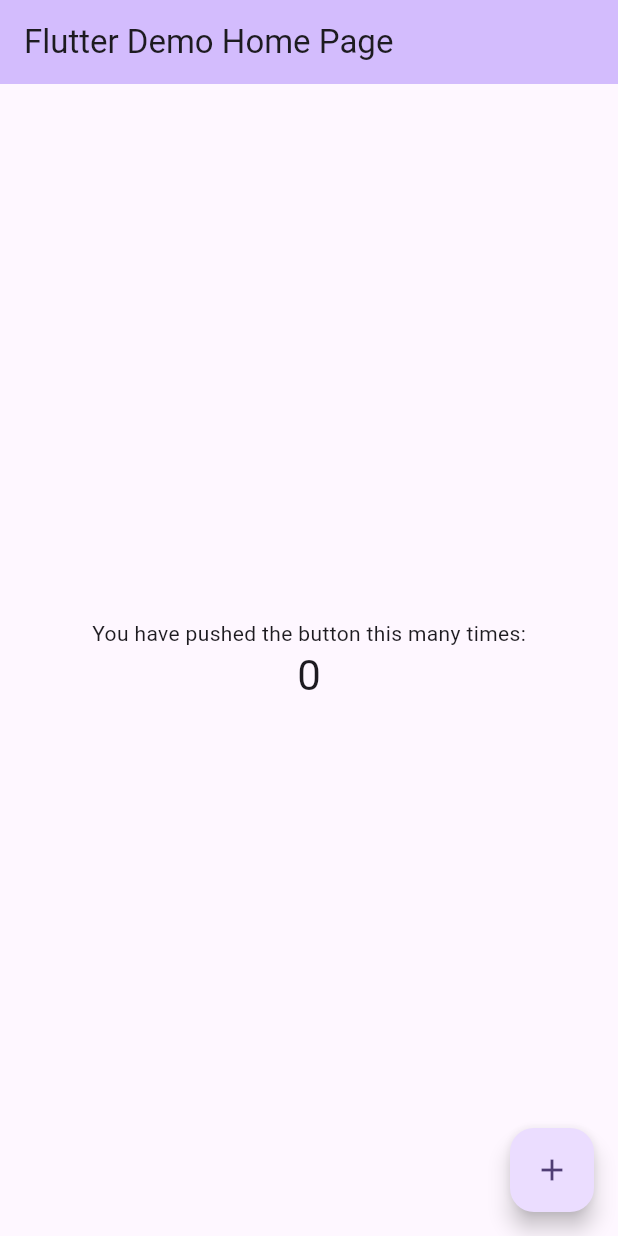
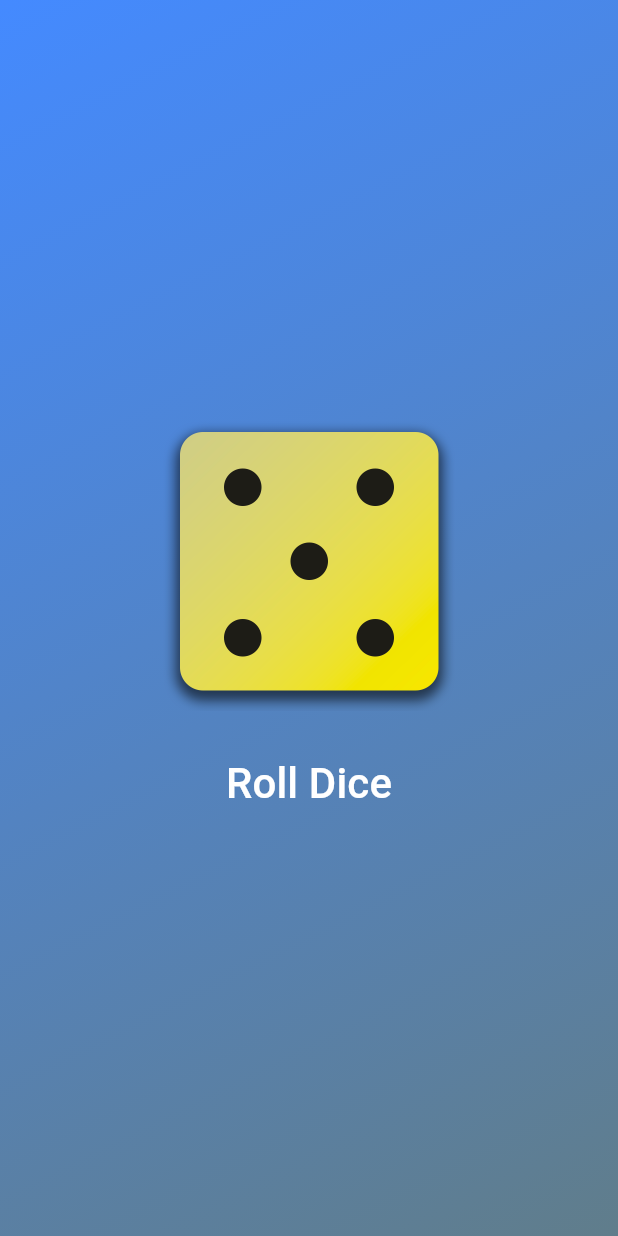
Before and after one commit to benyshad/Dice-Roll-Flutter-, a Flutter app: the screen it shows after launch, on a phone screen of 412 x 824 dp. Run offline on Flutter 3.47's test engine with Material 3 defaults, Android fonts, the phone set to English and light mode, and no system bars.

Commit message:
Generate random dice roll

```diff
--- /dev/null
+++ b/lib/dice_roller.dart
@@ -0,0 +1,40 @@
+import 'package:flutter/material.dart';
+import 'package:flutter_application_1/styled_text.dart';
+import 'dart:math';
+
+final randomizer = Random();
+
+class DiceRoller extends StatefulWidget {
+  const DiceRoller({super.key});
+
+  @override
+  State<DiceRoller> createState() {
+    return _DiceRollerState();
+  }
+}
+
+class _DiceRollerState extends State<DiceRoller> {
+  var currentRoll = randomizer.nextInt(6) + 1;
+  void rollDice() {
+    setState(() {
+      currentRoll = randomizer.nextInt(6) + 1;
+    });
+  }
+
+  @override
+  Widget build(context) {
+    return Column(
+      mainAxisSize: MainAxisSize.min,
+      children: [
+        Image.asset(
+          'assets/images/dice-$currentRoll.png',
+          width: 200,
+        ),
+        const SizedBox(
+          height: 20,
+        ),
+        TextButton(onPressed: rollDice, child: const StyledText("Roll Dice"))
+      ],
+    );
+  }
+}
--- /dev/null
+++ b/lib/gradient_container.dart
@@ -0,0 +1,27 @@
+import 'package:flutter/material.dart';
+import 'package:flutter_application_1/dice_roller.dart';
+
+class GradientContainer extends StatelessWidget {
+  const GradientContainer({super.key, required this.colors});
+  final List<Color> colors;
+
+  void rollDice() {
+    print("Diced Rolled");
+  }
+
+  @override
+  Widget build(context) {
+    return Container(
+      decoration: BoxDecoration(
+        gradient: LinearGradient(
+          colors: colors,
+          begin: Alignment.topLeft,
+          end: Alignment.bottomRight,
+        ),
+      ),
+      child: const Center(
+        child: DiceRoller(),
+      ),
+    );
+  }
+}
--- a/lib/main.dart
+++ b/lib/main.dart
@@ -1,125 +1,14 @@
 import 'package:flutter/material.dart';
+import 'package:flutter_application_1/gradient_container.dart';
 
 void main() {
-  runApp(const MyApp());
-}
-
-class MyApp extends StatelessWidget {
-  const MyApp({super.key});
-
-  // This widget is the root of your application.
-  @override
-  Widget build(BuildContext context) {
-    return MaterialApp(
-      title: 'Flutter Demo',
-      theme: ThemeData(
-        // This is the theme of your application.
-        //
-        // TRY THIS: Try running your application with "flutter run". You'll see
-        // the application has a purple toolbar. Then, without quitting the app,
-        // try changing the seedColor in the colorScheme below to Colors.green
-        // and then invoke "hot reload" (save your changes or press the "hot
-        // reload" button in a Flutter-supported IDE, or press "r" if you used
-        // the command line to start the app).
-        //
-        // Notice that the counter didn't reset back to zero; the application
-        // state is not lost during the reload. To reset the state, use hot
-        // restart instead.
-        //
-        // This works for code too, not just values: Most code changes can be
-        // tested with just a hot reload.
-        colorScheme: ColorScheme.fromSeed(seedColor: Colors.deepPurple),
-        useMaterial3: true,
-      ),
-      home: const MyHomePage(title: 'Flutter Demo Home Page'),
-    );
-  }
-}
-
-class MyHomePage extends StatefulWidget {
-  const MyHomePage({super.key, required this.title});
-
-  // This widget is the home page of your application. It is stateful, meaning
-  // that it has a State object (defined below) that contains fields that affect
-  // how it looks.
-
-  // This class is the configuration for the state. It holds the values (in this
-  // case the title) provided by the parent (in this case the App widget) and
-  // used by the build method of the State. Fields in a Widget subclass are
-  // always marked "final".
-
-  final String title;
-
-  @override
-  State<MyHomePage> createState() => _MyHomePageState();
-}
-
-class _MyHomePageState extends State<MyHomePage> {
-  int _counter = 0;
-
-  void _incrementCounter() {
-    setState(() {
-      // This call to setState tells the Flutter framework that something has
-      // changed in this State, which causes it to rerun the build method below
-      // so that the display can reflect the updated values. If we changed
-      // _counter without calling setState(), then the build method would not be
-      // called again, and so nothing would appear to happen.
-      _counter++;
-    });
-  }
-
-  @override
-  Widget build(BuildContext context) {
-    // This method is rerun every time setState is called, for instance as done
-    // by the _incrementCounter method above.
-    //
-    // The Flutter framework has been optimized to make rerunning build methods
-    // fast, so that you can just rebuild anything that needs updating rather
-    // than having to individually change instances of widgets.
-    return Scaffold(
-      appBar: AppBar(
-        // TRY THIS: Try changing the color here to a specific color (to
-        // Colors.amber, perhaps?) and trigger a hot reload to see the AppBar
-        // change color while the other colors stay the same.
-        backgroundColor: Theme.of(context).colorScheme.inversePrimary,
-        // Here we take the value from the MyHomePage object that was created by
-        // the App.build method, and use it to set our appbar title.
-        title: Text(widget.title),
-      ),
-      body: Center(
-        // Center is a layout widget. It takes a single child and positions it
-        // in the middle of the parent.
-        child: Column(
-          // Column is also a layout widget. It takes a list of children and
-          // arranges them vertically. By default, it sizes itself to fit its
-          // children horizontally, and tries to be as tall as its parent.
-          //
-          // Column has various properties to control how it sizes itself and
-          // how it positions its children. Here we use mainAxisAlignment to
-          // center the children vertically; the main axis here is the vertical
-          // axis because Columns are vertical (the cross axis would be
-          // horizontal).
-          //
-          // TRY THIS: Invoke "debug painting" (choose the "Toggle Debug Paint"
-          // action in the IDE, or press "p" in the console), to see the
-          // wireframe for each widget.
-          mainAxisAlignment: MainAxisAlignment.center,
-          children: <Widget>[
-            const Text(
-              'You have pushed the button this many times:',
-            ),
-            Text(
-              '$_counter',
-              style: Theme.of(context).textTheme.headlineMedium,
-            ),
-          ],
+  runApp(
+    const MaterialApp(
+      home: Scaffold(
+        body: GradientContainer(
+          colors: [Colors.blueAccent, Colors.blueGrey],
         ),
       ),
-      floatingActionButton: FloatingActionButton(
-        onPressed: _incrementCounter,
-        tooltip: 'Increment',
-        child: const Icon(Icons.add),
-      ), // This trailing comma makes auto-formatting nicer for build methods.
-    );
-  }
+    ),
+  );
 }
--- /dev/null
+++ b/lib/styled_text.dart
@@ -0,0 +1,18 @@
+import 'package:flutter/material.dart';
+
+class StyledText extends StatelessWidget {
+  const StyledText(this.text, {super.key});
+
+  final String text;
+
+  @override
+  Widget build(context) {
+    return Text(
+      text,
+      style: const TextStyle(
+        color: Colors.white,
+        fontSize: 28,
+      ),
+    );
+  }
+}
```
Also changed, not shown: pubspec.yaml (+7 -3 lines), assets/images/dice-1.png (added), assets/images/dice-2.png (added), assets/images/dice-3.png (added), assets/images/dice-4.png (added), assets/images/dice-5.png (added), assets/images/dice-6.png (added).
